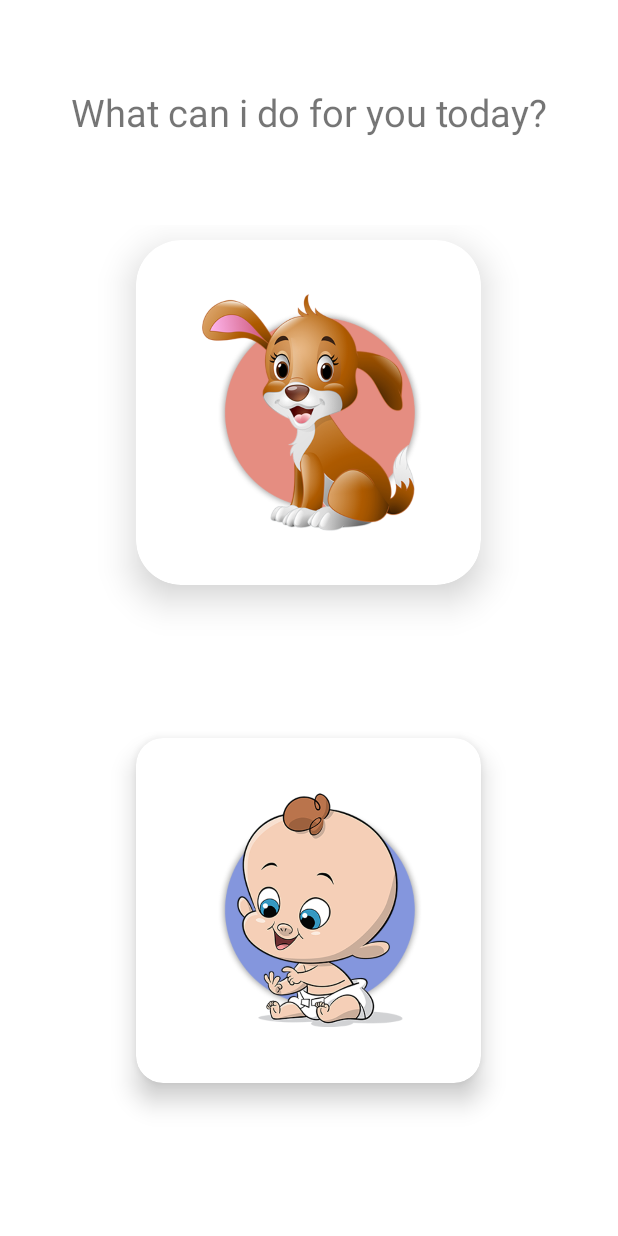
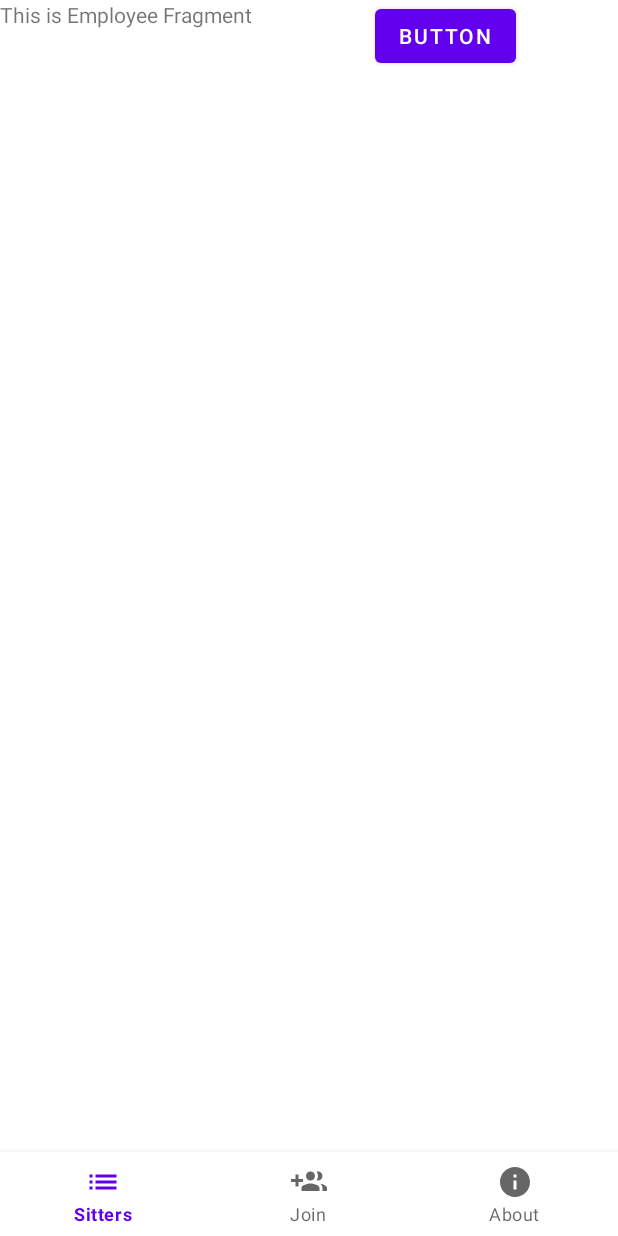
Before and after one commit to omerborshan/MySitter, an Android app: the screen it shows after launch (MainActivity before the commit, HomeActivity after it), on a phone screen of 412 x 824 dp. Run offline under Robolectric (Android 15) with nearby library versions, the phone set to English and light mode, and no system bars.

Commit message:
NavBar + Fragments

```diff
--- a/app/build.gradle
+++ b/app/build.gradle
@@ -31,8 +31,11 @@ android {
 dependencies {
 
     implementation 'androidx.appcompat:appcompat:1.2.0'
+    //noinspection GradleCompatible
+    implementation 'com.android.support:design:28.0.0'
     implementation 'com.google.android.material:material:1.2.1'
     implementation 'androidx.constraintlayout:constraintlayout:2.0.4'
+    implementation 'androidx.legacy:legacy-support-v4:1.0.0'
     testImplementation 'junit:junit:4.+'
     androidTestImplementation 'androidx.test.ext:junit:1.1.2'
     androidTestImplementation 'androidx.test.espresso:espresso-core:3.3.0'
--- /dev/null
+++ b/app/src/main/java/com/example/mysitter/activities/HomeActivity.java
@@ -0,0 +1,62 @@
+package com.example.mysitter.activities;
+
+import androidx.annotation.NonNull;
+import androidx.appcompat.app.AppCompatActivity;
+import androidx.fragment.app.Fragment;
+import androidx.fragment.app.FragmentManager;
+import androidx.fragment.app.FragmentTransaction;
+
+import android.os.Bundle;
+import android.view.MenuItem;
+
+import com.example.mysitter.R;
+import com.example.mysitter.fragments.AboutFragment;
+import com.example.mysitter.fragments.EmployeeFragment;
+import com.example.mysitter.fragments.RegisterFragment;
+import com.google.android.material.bottomnavigation.BottomNavigationView;
+
+public class HomeActivity extends AppCompatActivity {
+
+    private FragmentManager fragmentManager;
+
+    @Override
+    protected void onCreate(Bundle savedInstanceState) {
+        super.onCreate(savedInstanceState);
+        setContentView(R.layout.activity_home);
+
+        getSupportFragmentManager().beginTransaction().replace(R.id.fragment_container,
+                new EmployeeFragment()).commit();
+
+        BottomNavigationView bottomNav = findViewById(R.id.bottom_navigation);
+        bottomNav.setOnNavigationItemSelectedListener(navListener);
+    }
+
+    private BottomNavigationView.OnNavigationItemSelectedListener navListener =
+            new BottomNavigationView.OnNavigationItemSelectedListener() {
+                @Override
+                public boolean onNavigationItemSelected(@NonNull MenuItem item) {
+                    Fragment selectedFragment = null;
+                    switch (item.getItemId()){
+                        case R.id.nav_list:
+                            selectedFragment = new EmployeeFragment();
+                            break;
+                        case R.id.nav_register:
+                            selectedFragment = new RegisterFragment();
+                            break;
+                        case R.id.nav_about:
+                            selectedFragment = new AboutFragment();
+                            break;
+                    }
+
+                    getSupportFragmentManager().beginTransaction().replace(R.id.fragment_container,
+                            selectedFragment).commit();
+                    return true;
+                }
+            };
+
+    public void loadRegisterFragment() {
+
+        FragmentTransaction fragmentTransaction = fragmentManager.beginTransaction();
+        fragmentTransaction.replace(R.id.fragment_container, new RegisterFragment()).addToBackStack(null).commit();
+    }
+}
--- a/app/src/main/java/com/example/mysitter/MainActivity.java
+++ b/app/src/main/java/com/example/mysitter/activities/MainActivity.java
@@ -1,8 +1,10 @@
-package com.example.mysitter;
+package com.example.mysitter.activities;
 
 import androidx.appcompat.app.AppCompatActivity;
 
 import android.os.Bundle;
+
+import com.example.mysitter.R;
 
 public class MainActivity extends AppCompatActivity {
 
@@ -10,6 +12,6 @@ public class MainActivity extends AppCompatActivity {
     protected void onCreate(Bundle savedInstanceState) {
         super.onCreate(savedInstanceState);
         setContentView(R.layout.activity_main);
-        //test
+
     }
 }
--- /dev/null
+++ b/app/src/main/java/com/example/mysitter/fragments/EmployeeFragment.java
@@ -0,0 +1,70 @@
+package com.example.mysitter.fragments;
+
+import android.os.Bundle;
+
+import androidx.fragment.app.Fragment;
+
+import android.view.LayoutInflater;
+import android.view.View;
+import android.view.ViewGroup;
+import android.widget.Button;
+
+import com.example.mysitter.R;
+import com.example.mysitter.activities.HomeActivity;
+import com.example.mysitter.activities.MainActivity;
+
+/**
+ * A simple {@link Fragment} subclass.
+ * Use the {@link EmployeeFragment#newInstance} factory method to
+ * create an instance of this fragment.
+ */
+public class EmployeeFragment extends Fragment {
+
+    // TODO: Rename parameter arguments, choose names that match
+    // the fragment initialization parameters, e.g. ARG_ITEM_NUMBER
+    private static final String ARG_PARAM1 = "param1";
+    private static final String ARG_PARAM2 = "param2";
+
+    // TODO: Rename and change types of parameters
+    private String mParam1;
+    private String mParam2;
+
+    public EmployeeFragment() {
+        // Required empty public constructor
+    }
+
+    /**
+     * Use this factory method to create a new instance of
+     * this fragment using the provided parameters.
+     *
+     * @param param1 Parameter 1.
+     * @param param2 Parameter 2.
+     * @return A new instance of fragment EmployeeFragment.
+     */
+    // TODO: Rename and change types and number of parameters
+    public static EmployeeFragment newInstance(String param1, String param2) {
+        EmployeeFragment fragment = new EmployeeFragment();
+        Bundle args = new Bundle();
+        args.putString(ARG_PARAM1, param1);
+        args.putString(ARG_PARAM2, param2);
+        fragment.setArguments(args);
+        return fragment;
+    }
+
+    @Override
+    public void onCreate(Bundle savedInstanceState) {
+        super.onCreate(savedInstanceState);
+        if (getArguments() != null) {
+            mParam1 = getArguments().getString(ARG_PARAM1);
+            mParam2 = getArguments().getString(ARG_PARAM2);
+        }
+    }
+
+    @Override
+    public View onCreateView(LayoutInflater inflater, ViewGroup container,
+                             Bundle savedInstanceState) {
+        // Inflate the layout for this fragment
+        return inflater.inflate(R.layout.fragment_employee, container, false);
+
+    }
+}
--- /dev/null
+++ b/app/src/main/res/drawable/ic_about.xml
@@ -0,0 +1,10 @@
+<vector xmlns:android="http://schemas.android.com/apk/res/android"
+    android:width="24dp"
+    android:height="24dp"
+    android:viewportWidth="24"
+    android:viewportHeight="24"
+    android:tint="?attr/colorControlNormal">
+  <path
+      android:fillColor="@android:color/white"
+      android:pathData="M12,2C6.48,2 2,6.48 2,12s4.48,10 10,10 10,-4.48 10,-10S17.52,2 12,2zM13,17h-2v-6h2v6zM13,9h-2L11,7h2v2z"/>
+</vector>
--- /dev/null
+++ b/app/src/main/res/drawable/ic_join.xml
@@ -0,0 +1,10 @@
+<vector xmlns:android="http://schemas.android.com/apk/res/android"
+    android:width="24dp"
+    android:height="24dp"
+    android:viewportWidth="24"
+    android:viewportHeight="24"
+    android:tint="?attr/colorControlNormal">
+  <path
+      android:fillColor="@android:color/white"
+      android:pathData="M8,10L5,10L5,7L3,7v3L0,10v2h3v3h2v-3h3v-2zM18,11c1.66,0 2.99,-1.34 2.99,-3S19.66,5 18,5c-0.32,0 -0.63,0.05 -0.91,0.14 0.57,0.81 0.9,1.79 0.9,2.86s-0.34,2.04 -0.9,2.86c0.28,0.09 0.59,0.14 0.91,0.14zM13,11c1.66,0 2.99,-1.34 2.99,-3S14.66,5 13,5c-1.66,0 -3,1.34 -3,3s1.34,3 3,3zM19.62,13.16c0.83,0.73 1.38,1.66 1.38,2.84v2h3v-2c0,-1.54 -2.37,-2.49 -4.38,-2.84zM13,13c-2,0 -6,1 -6,3v2h12v-2c0,-2 -4,-3 -6,-3z"/>
+</vector>
--- /dev/null
+++ b/app/src/main/res/drawable/ic_list.xml
@@ -0,0 +1,10 @@
+<vector xmlns:android="http://schemas.android.com/apk/res/android"
+    android:width="24dp"
+    android:height="24dp"
+    android:viewportWidth="24"
+    android:viewportHeight="24"
+    android:tint="?attr/colorControlNormal">
+  <path
+      android:fillColor="@android:color/white"
+      android:pathData="M3,13h2v-2L3,11v2zM3,17h2v-2L3,15v2zM3,9h2L5,7L3,7v2zM7,13h14v-2L7,11v2zM7,17h14v-2L7,15v2zM7,7v2h14L21,7L7,7z"/>
+</vector>
--- /dev/null
+++ b/app/src/main/res/layout/activity_home.xml
@@ -0,0 +1,27 @@
+<?xml version="1.0" encoding="utf-8"?>
+<RelativeLayout xmlns:android="http://schemas.android.com/apk/res/android"
+    xmlns:app="http://schemas.android.com/apk/res-auto"
+    xmlns:tools="http://schemas.android.com/tools"
+    android:layout_width="match_parent"
+    android:layout_height="match_parent"
+    tools:context=".activities.HomeActivity"
+    >
+
+
+
+    <FrameLayout
+        android:id="@+id/fragment_container"
+        android:layout_width="match_parent"
+        android:layout_height="match_parent"
+        android:layout_above="@id/bottom_navigation"
+        />
+
+    <com.google.android.material.bottomnavigation.BottomNavigationView
+        android:id="@+id/bottom_navigation"
+        android:layout_width="match_parent"
+        android:layout_height="wrap_content"
+        android:layout_alignParentBottom="true"
+        app:menu="@menu/bottom_navigation" />
+
+
+</RelativeLayout>
--- /dev/null
+++ b/app/src/main/res/layout/fragment_employee.xml
@@ -0,0 +1,21 @@
+<?xml version="1.0" encoding="utf-8"?>
+<FrameLayout xmlns:android="http://schemas.android.com/apk/res/android"
+    xmlns:tools="http://schemas.android.com/tools"
+    android:layout_width="match_parent"
+    android:layout_height="match_parent"
+    tools:context=".fragments.EmployeeFragment">
+
+    <!-- TODO: Update blank fragment layout -->
+    <TextView
+        android:layout_width="match_parent"
+        android:layout_height="match_parent"
+        android:text="This is Employee Fragment" />
+
+    <Button
+        android:id="@+id/moveToRegisterBtn"
+        android:layout_width="wrap_content"
+        android:layout_height="wrap_content"
+        android:layout_marginLeft="250dp"
+        android:text="Button" />
+
+</FrameLayout>
--- /dev/null
+++ b/app/src/main/res/menu/bottom_navigation.xml
@@ -0,0 +1,17 @@
+<?xml version="1.0" encoding="utf-8"?>
+<menu xmlns:android="http://schemas.android.com/apk/res/android">
+    <item
+        android:id="@+id/nav_list"
+        android:icon="@drawable/ic_list"
+        android:title="Sitters" />
+
+    <item
+        android:id="@+id/nav_register"
+        android:icon="@drawable/ic_join"
+        android:title="Join" />
+
+    <item
+        android:id="@+id/nav_about"
+        android:icon="@drawable/ic_about"
+        android:title="About" />
+</menu>
--- a/app/src/main/res/values/strings.xml
+++ b/app/src/main/res/values/strings.xml
@@ -1,3 +1,5 @@
 <resources>
     <string name="app_name">MySitter</string>
+    <!-- TODO: Remove or change this placeholder text -->
+    <string name="hello_blank_fragment">Hello blank fragment</string>
 </resources>
--- a/build.gradle
+++ b/build.gradle
@@ -5,7 +5,7 @@ buildscript {
         jcenter()
     }
     dependencies {
-        classpath "com.android.tools.build:gradle:4.1.0"
+        classpath 'com.android.tools.build:gradle:4.1.1'
 
         // NOTE: Do not place your application dependencies here; they belong
         // in the individual module build.gradle files
```
Also changed, not shown: app/src/main/AndroidManifest.xml (+5 -2 lines), app/src/main/java/com/example/mysitter/fragments/AboutFragment.java (added, +66 -0 lines), app/src/main/java/com/example/mysitter/fragments/RegisterFragment.java (added, +66 -0 lines), app/src/main/res/layout/fragment_about.xml (added, +14 -0 lines), app/src/main/res/layout/fragment_register.xml (added, +14 -0 lines).
